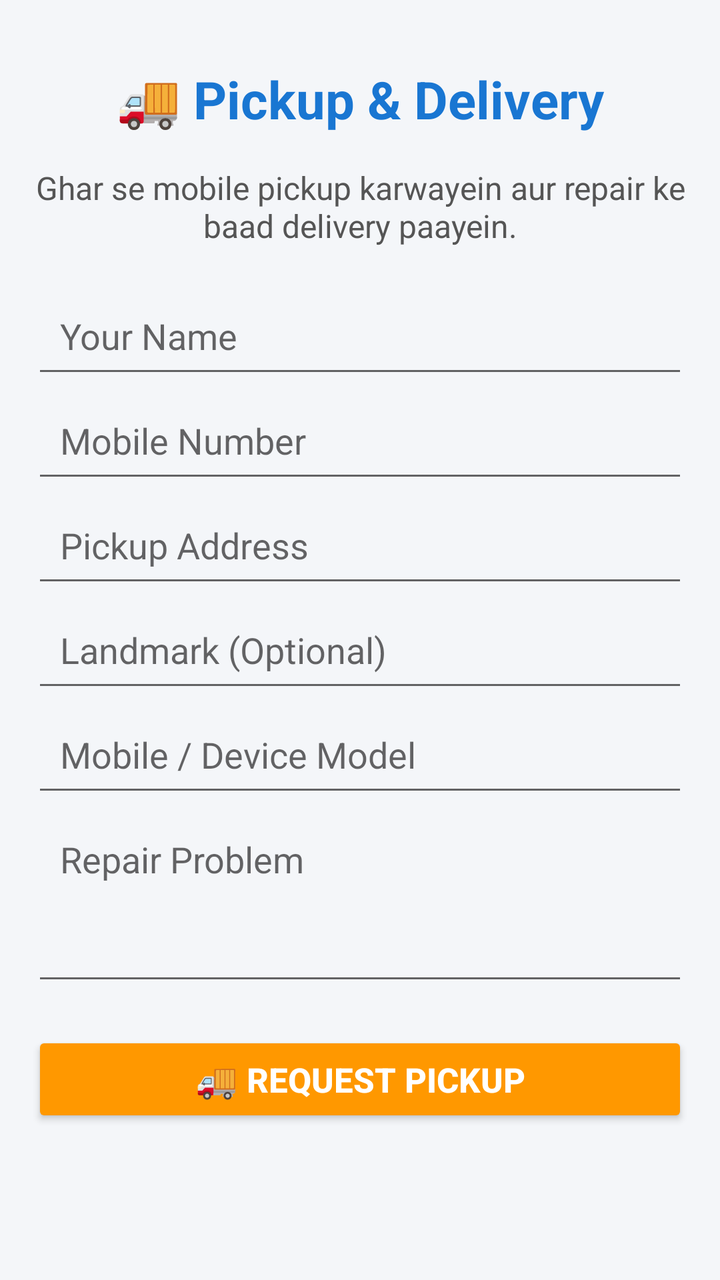
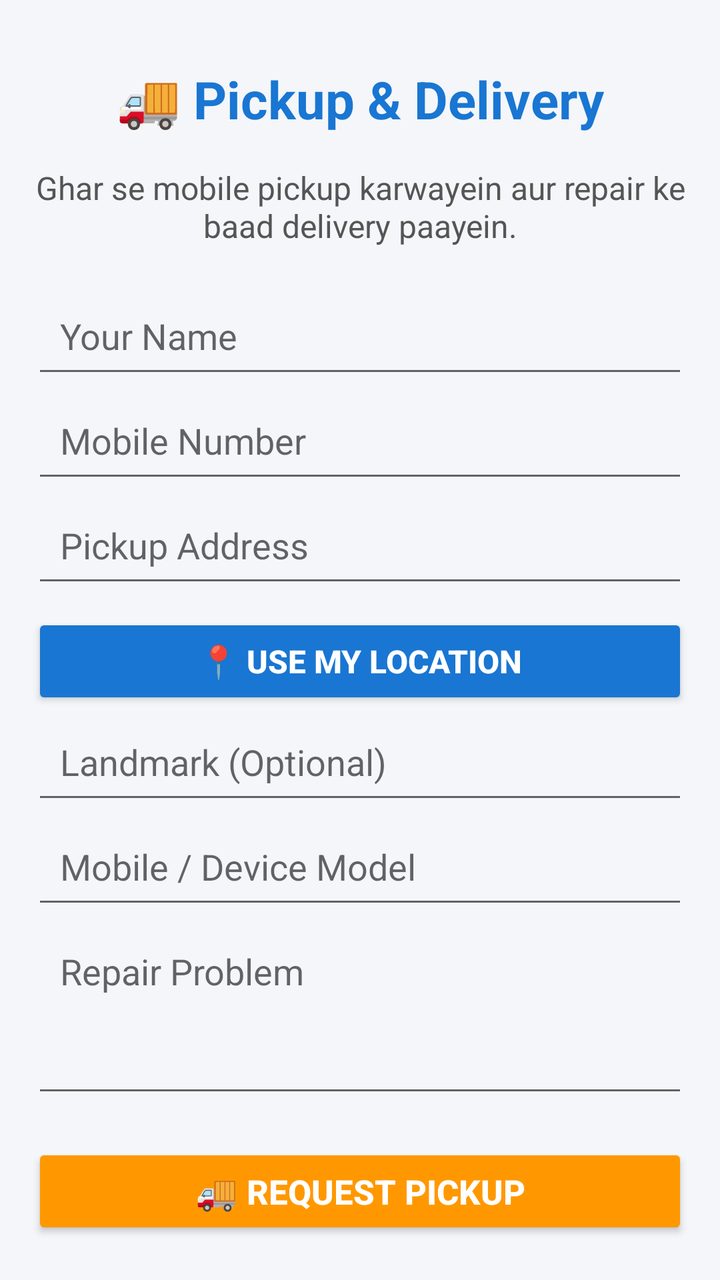

Two renders of the same Android screen: before a commit and after it. Below are the layout's source before the change and the commit's diff.
<!-- AndroidManifest.xml: application theme Theme.AppCompat.Light.DarkActionBar -->
<!-- res/layout/activity_pickup_delivery.xml -->
<?xml version="1.0" encoding="utf-8"?>
<ScrollView
    xmlns:android="http://schemas.android.com/apk/res/android"
    android:layout_width="match_parent"
    android:layout_height="match_parent"
    android:background="#F4F6F9">

    <LinearLayout
        android:layout_width="match_parent"
        android:layout_height="wrap_content"
        android:orientation="vertical"
        android:padding="16dp">

        <TextView
            android:layout_width="match_parent"
            android:layout_height="wrap_content"
            android:text="🚚 Pickup &amp; Delivery"
            android:textColor="#1976D2"
            android:textSize="26sp"
            android:textStyle="bold"
            android:gravity="center"
            android:padding="16dp"/>

        <TextView
            android:layout_width="match_parent"
            android:layout_height="wrap_content"
            android:text="Ghar se mobile pickup karwayein aur repair ke baad delivery paayein."
            android:textColor="#555555"
            android:textSize="16sp"
            android:gravity="center"
            android:paddingBottom="18dp"/>

        <EditText
            android:id="@+id/edtPickupName"
            android:layout_width="match_parent"
            android:layout_height="wrap_content"
            android:hint="Your Name"
            android:inputType="textPersonName"
            android:padding="14dp"/>

        <EditText
            android:id="@+id/edtPickupPhone"
            android:layout_width="match_parent"
            android:layout_height="wrap_content"
            android:hint="Mobile Number"
            android:inputType="phone"
            android:maxLength="10"
            android:padding="14dp"/>

        <EditText
            android:id="@+id/edtPickupAddress"
            android:layout_width="match_parent"
            android:layout_height="wrap_content"
            android:hint="Pickup Address"
            android:inputType="textPostalAddress"
            android:minLines="2"
            android:gravity="top"
            android:padding="14dp"/>

        <EditText
            android:id="@+id/edtPickupLandmark"
            android:layout_width="match_parent"
            android:layout_height="wrap_content"
            android:hint="Landmark (Optional)"
            android:inputType="text"
            android:padding="14dp"/>

        <EditText
            android:id="@+id/edtPickupDevice"
            android:layout_width="match_parent"
            android:layout_height="wrap_content"
            android:hint="Mobile / Device Model"
            android:inputType="text"
            android:padding="14dp"/>

        <EditText
            android:id="@+id/edtPickupProblem"
            android:layout_width="match_parent"
            android:layout_height="wrap_content"
            android:hint="Repair Problem"
            android:inputType="textMultiLine"
            android:minLines="3"
            android:gravity="top"
            android:padding="14dp"/>

        <Button
            android:id="@+id/btnPickupSubmit"
            android:layout_width="match_parent"
            android:layout_height="wrap_content"
            android:layout_marginTop="18dp"
            android:backgroundTint="#FF9800"
            android:text="🚚 REQUEST PICKUP"
            android:textColor="#FFFFFF"
            android:textStyle="bold"
            android:textSize="17sp"/>

    </LinearLayout>

</ScrollView>
<!-- resources referenced by this layout -->
<resources>

</resources>

<!-- the commit's change to res/layout/activity_pickup_delivery.xml (unified diff, before → after) -->
@@ -57,6 +57,17 @@
             android:gravity="top"
             android:padding="14dp"/>
 
+        <Button
+            android:id="@+id/btnCurrentLocation"
+            android:layout_width="match_parent"
+            android:layout_height="wrap_content"
+            android:layout_marginTop="8dp"
+            android:backgroundTint="#1976D2"
+            android:text="📍 USE MY LOCATION"
+            android:textColor="#FFFFFF"
+            android:textStyle="bold"
+            android:textSize="16sp"/>
+
         <EditText
             android:id="@+id/edtPickupLandmark"
             android:layout_width="match_parent"
